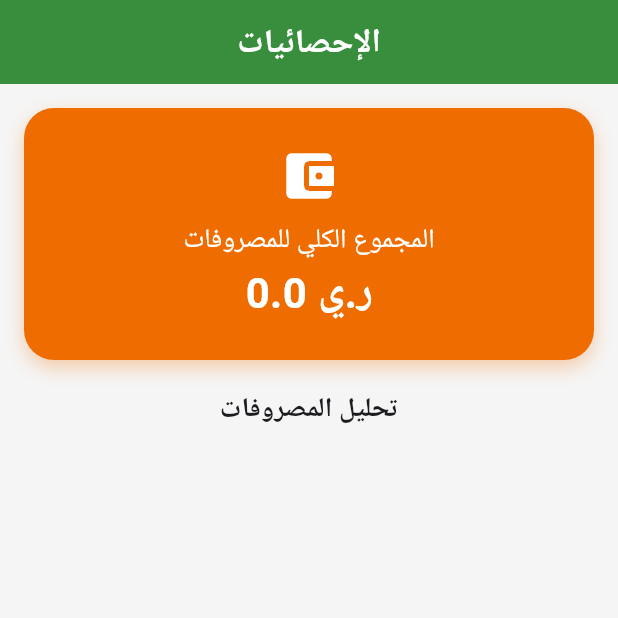
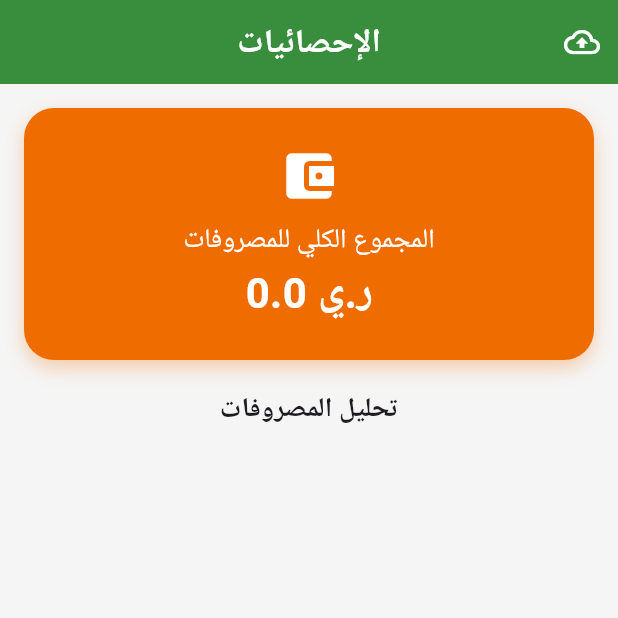
Before and after one commit to KhaledAldumaini/expense-management-app, a Flutter app: the screen it shows after launch, item 2 of the bottom bar chosen, on a phone screen of 412 x 824 dp, the top half of it. Run offline on Flutter 3.47's test engine with Material 3 defaults, Android fonts, the phone set to English and light mode, and no system bars; our stand-ins replace cloud_firestore, firebase_core, sqflite; accounts and stored records are empty.

```diff
--- a/lib/main.dart
+++ b/lib/main.dart
@@ -2,9 +2,13 @@ import 'package:expenses_manager/business_logic/expense_controller.dart';
 import 'package:expenses_manager/presentation/screens/main_scaffold.dart';
 import 'package:flutter/material.dart';
 import 'package:provider/provider.dart';
+import 'package:firebase_core/firebase_core.dart';
+import 'package:expenses_manager/firebase_options.dart';
+
 
 void main() async {
   WidgetsFlutterBinding.ensureInitialized();
+  await Firebase.initializeApp(options:DefaultFirebaseOptions.currentPlatform);
 
   runApp(
     ChangeNotifierProvider(
--- a/lib/presentation/screens/dashboard_screen.dart
+++ b/lib/presentation/screens/dashboard_screen.dart
@@ -15,6 +15,46 @@ class DashboardScreen extends StatelessWidget {
       appBar: AppBar(
         title: const Text("الإحصائيات"),
         backgroundColor: Colors.green.shade700,
+        actions: [
+          Consumer<ExpenseController>(
+            builder: (context, controller, child) {
+              return IconButton(
+                icon: controller.isSyncing
+                    ? const SizedBox(
+                        width: 20,
+                        height: 20,
+                        child: CircularProgressIndicator(
+                          color: Colors.white,
+                          strokeWidth: 2,
+                        ),
+                      )
+                    : const Icon(
+                        Icons.cloud_upload_outlined,
+                        color: Colors.white,
+                      ),
+                onPressed: controller.isSyncing
+                    ? null
+                    : () async {
+                        try {
+                          await controller.syncExpensesToCloud();
+                          ScaffoldMessenger.of(context).showSnackBar(
+                            const SnackBar(
+                              content: Text("تمت المزامنة السحابية بنجاح"),
+                              backgroundColor: Colors.blueAccent,
+                            ),
+                          );
+                        } catch (e) {
+                          ScaffoldMessenger.of(context).showSnackBar(
+                            const SnackBar(
+                              content: Text("فشلت المزامنة، تحقق من اتصالك"),
+                            ),
+                          );
+                        }
+                      },
+              );
+            },
+          ),
+        ],
       ),
       body: Padding(
         padding: const EdgeInsets.all(16.0),
--- a/pubspec.yaml
+++ b/pubspec.yaml
@@ -33,6 +33,11 @@ dependencies:
   sqflite: ^2.3.3+3
   path: ^1.9.0
   provider: ^6.0.0
+  firebase_core: ^2.24.2
+  cloud_firestore: ^4.14.0
+  firebase_auth: ^4.16.0
+  random_string: ^2.3.1
+  fluttertoast: ^8.2.4
 
   # The following adds the Cupertino Icons font to your application.
   # Use with the CupertinoIcons class for iOS style icons.
```
Also changed, not shown: lib/business_logic/expense_controller.dart (+35 -0 lines), lib/data/remote/dbfirebase_methods.dart (added, +42 -0 lines), firebase.json (added), lib/firebase_options.dart (added), lib/presentation/screens/expense_dashboard.dart (added), pubspec.lock, 4 other files.
